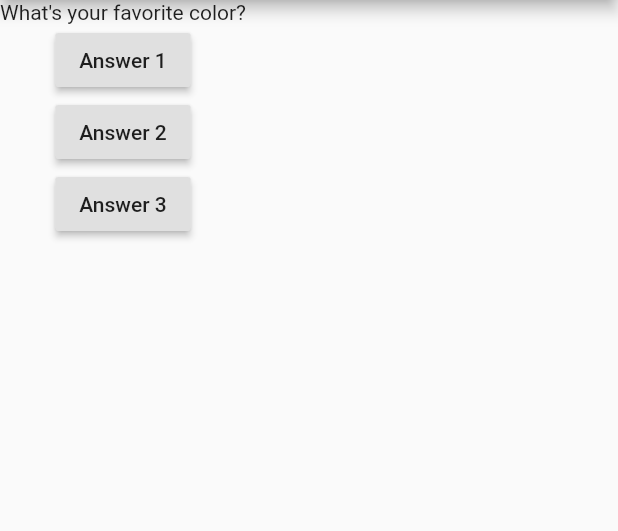
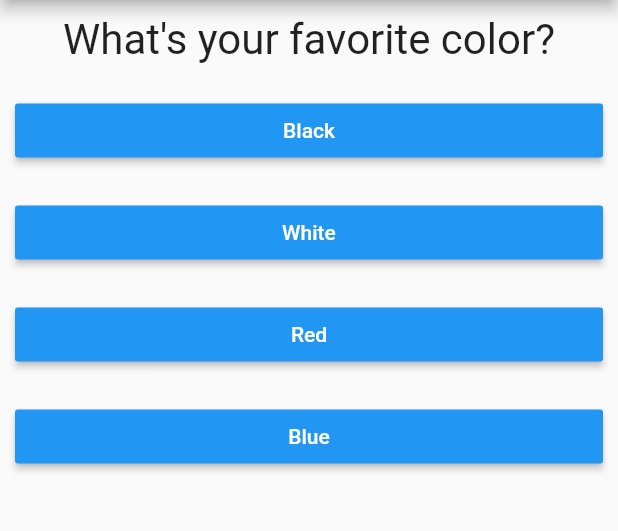
Before and after one commit to umesan22/flutter_quiz_app, a Flutter app: the screen it shows after launch, on a phone screen of 412 x 824 dp, the part 84-615 px from its top. Run offline on Flutter 3.47's test engine with Material 2 defaults, Android fonts, the phone set to English and light mode, and no system bars.

```diff
--- /dev/null
+++ b/lib/answer.dart
@@ -0,0 +1,22 @@
+import 'package:flutter/material.dart';
+
+class Answer extends StatelessWidget {
+  final Function answerHandler;
+  final String answerText;
+
+  Answer(this.answerHandler, this.answerText);
+
+  @override
+  Widget build(BuildContext context) {
+    return Container(
+      width: double.infinity,
+      margin: EdgeInsets.all(10),
+      child: RaisedButton(
+        color: Colors.blue,
+        textColor: Colors.white,
+        child: Text(answerText),
+        onPressed: answerHandler,
+      ),
+    );
+  }
+}
--- a/lib/main.dart
+++ b/lib/main.dart
@@ -1,6 +1,8 @@
+import 'package:first_app/answer.dart';
 import 'package:flutter/material.dart';
 
 import './question.dart';
+import './answer.dart';
 
 // void main() {
 // runApp(MyApp());
@@ -17,23 +19,41 @@ class MyApp extends StatefulWidget {
 }
 
 class _MyAppState extends State<MyApp> {
-  List<String> questions = [
-    'What\'s your favorite color?',
-    'What\'s your favorite animal?',
+  var questions = [
+    {
+      'questionText': 'What\'s your favorite color?',
+      'answers': [
+        'Black',
+        'White',
+        'Red',
+        'Blue',
+      ]
+    },
+    {
+      'questionText': 'What\'s your favorite animal?',
+      'answers': [
+        'Dog',
+        'Cat',
+        'Rabbit',
+        'Other',
+      ]
+    },
+    {
+      'questionText': 'Who\'s your favorite person?',
+      'answers': [
+        'Max',
+        'Max',
+        'Max',
+        'Max',
+      ]
+    },
   ];
 
   var _questionIndex = 0;
 
-  void answer() {
+  void _answerQuestion() {
     setState(() {
       _questionIndex += 1;
-    });
-    print(_questionIndex);
-  }
-
-  void answer2() {
-    setState(() {
-      _questionIndex -= 1;
     });
     print(_questionIndex);
   }
@@ -47,22 +67,11 @@ class _MyAppState extends State<MyApp> {
         ),
         body: Column(
           children: <Widget>[
-            Question(questions[_questionIndex]),
-            RaisedButton(
-              child: Text('Answer 1'),
-              onPressed: answer,
-            ),
-            RaisedButton(
-              child: Text('Answer 2'),
-              // onPressed: () => print('sample'),
-              onPressed: answer2,
-            ),
-            RaisedButton(
-              child: Text('Answer 3'),
-              onPressed: () {
-                print('sample');
-              },
-            ),
+            Question(questions[_questionIndex]['questionText']),
+            ...(questions[_questionIndex]['answers'] as List<String>)
+                .map((answer) {
+              return Answer(_answerQuestion, answer);
+            }).toList()
           ],
         ),
       ),
--- a/lib/question.dart
+++ b/lib/question.dart
@@ -7,6 +7,14 @@ class Question extends StatelessWidget {
 
   @override
   Widget build(BuildContext context) {
-    return Text(questionText);
+    return Container(
+      width: double.infinity,
+      margin: EdgeInsets.all(10),
+      child: Text(
+        questionText,
+        style: TextStyle(fontSize: 28),
+        textAlign: TextAlign.center,
+      ),
+    );
   }
 }
```
